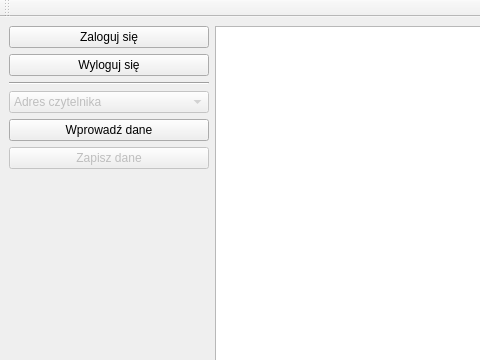
This is mainwindow.ui in dawidwojdylak/Projekt_BD_1 as Qt 5 draws it before an edit; both pictures show x 0 to 480 and y 0 to 360 of the 800 by 600 pixel window. The edited form follows.
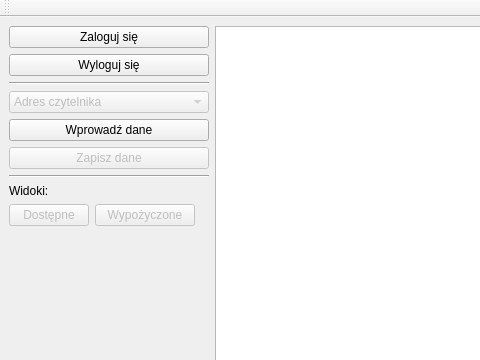
This is the edited form.

```diff
--- a/mainwindow.ui
+++ b/mainwindow.ui
@@ -157,6 +157,68 @@
             </property>
            </widget>
           </item>
+          <item>
+           <widget class="Line" name="line_6">
+            <property name="maximumSize">
+             <size>
+              <width>200</width>
+              <height>16777215</height>
+             </size>
+            </property>
+            <property name="orientation">
+             <enum>Qt::Horizontal</enum>
+            </property>
+           </widget>
+          </item>
+          <item>
+           <widget class="QLabel" name="label_2">
+            <property name="maximumSize">
+             <size>
+              <width>200</width>
+              <height>16777215</height>
+             </size>
+            </property>
+            <property name="text">
+             <string>Widoki:</string>
+            </property>
+           </widget>
+          </item>
+          <item>
+           <layout class="QFormLayout" name="formLayout">
+            <item row="0" column="1">
+             <widget class="QPushButton" name="pushButton_unav">
+              <property name="enabled">
+               <bool>false</bool>
+              </property>
+              <property name="maximumSize">
+               <size>
+                <width>100</width>
+                <height>16777215</height>
+               </size>
+              </property>
+              <property name="text">
+               <string>Wypożyczone</string>
+              </property>
+             </widget>
+            </item>
+            <item row="0" column="0">
+             <widget class="QPushButton" name="pushButton_ava">
+              <property name="enabled">
+               <bool>false</bool>
+              </property>
+              <property name="maximumSize">
+               <size>
+                <width>100</width>
+                <height>16777215</height>
+               </size>
+              </property>
+              <property name="text">
+               <string>Dostępne</string>
+              </property>
+             </widget>
+            </item>
+           </layout>
+          </item>
           <item>
            <widget class="Line" name="line_4">
             <property name="orientation">
```
